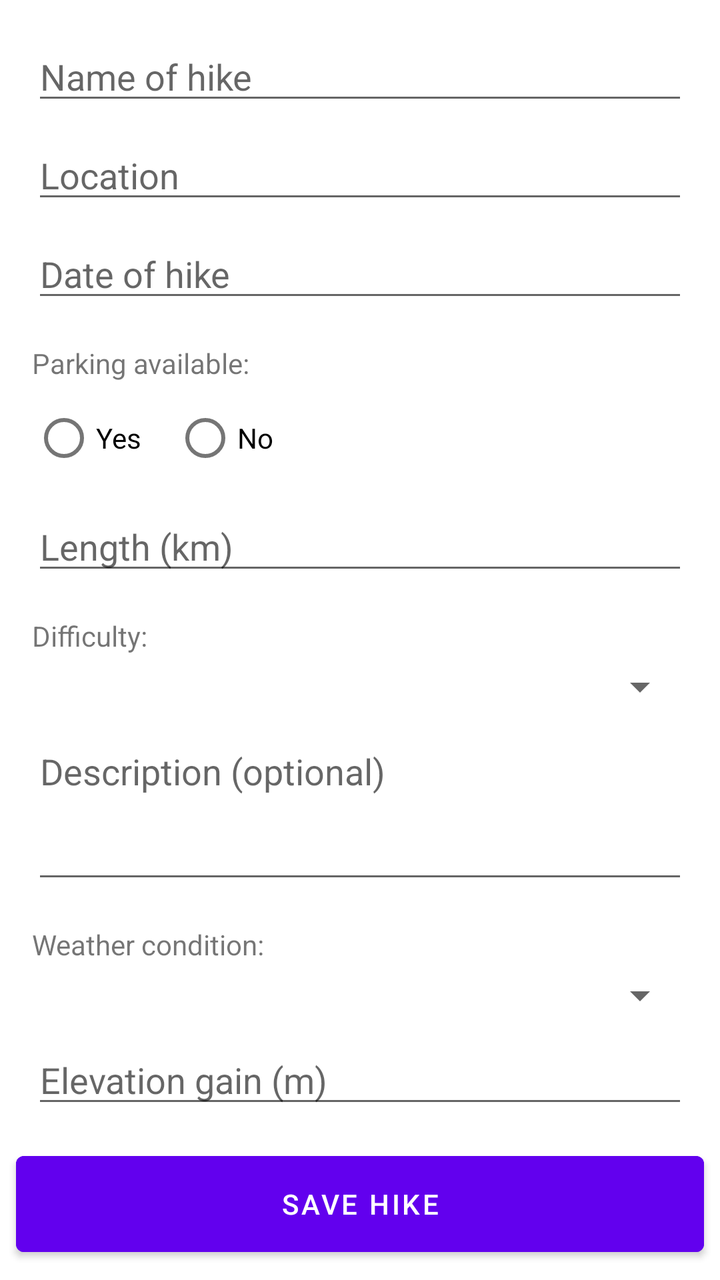
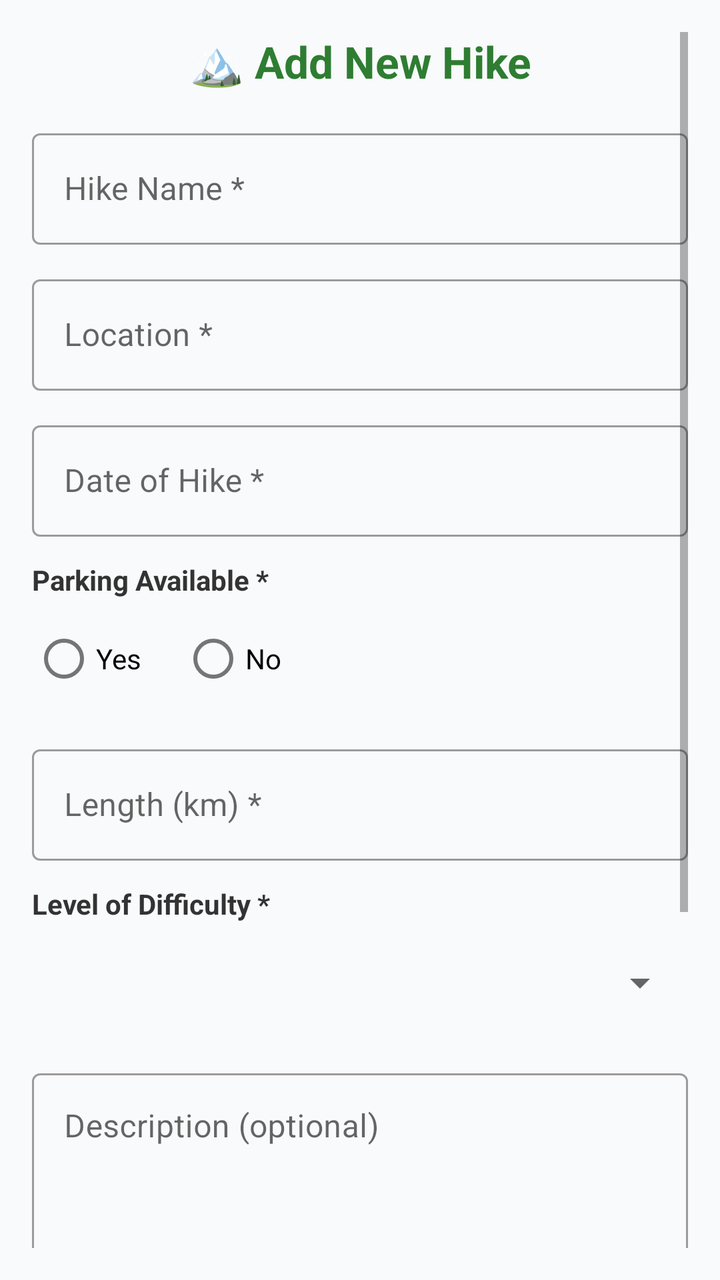

The first picture is an Android layout as it rendered before a commit; the second is the same layout after the commit. The layout source and the unified diff follow.
<!-- AndroidManifest.xml: application theme Theme.MHike -->
<!-- res/layout/activity_add_hike.xml -->
<?xml version="1.0" encoding="utf-8"?>
<FrameLayout xmlns:android="http://schemas.android.com/apk/res/android"
    xmlns:tools="http://schemas.android.com/tools"
    android:layout_width="match_parent"
    android:layout_height="match_parent"
    tools:context=".AddHikeActivity">

    
    <ScrollView
        android:layout_width="match_parent"
        android:layout_height="match_parent"
        android:fillViewport="true"
        android:layout_marginBottom="70dp"
        android:padding="16dp">

        <LinearLayout
            android:orientation="vertical"
            android:layout_width="match_parent"
            android:layout_height="wrap_content">

            
            <EditText
                android:id="@+id/etName"
                android:layout_width="match_parent"
                android:layout_height="wrap_content"
                android:layout_marginBottom="8dp"
                android:hint="@string/hike_name"
                android:autofillHints="name"
                android:inputType="textPersonName" />

            
            <EditText
                android:id="@+id/etLocation"
                android:layout_width="match_parent"
                android:layout_height="wrap_content"
                android:layout_marginBottom="8dp"
                android:hint="@string/location"
                android:autofillHints="postal_address"
                android:inputType="textPostalAddress" />

            
            <EditText
                android:id="@+id/etDate"
                android:layout_width="match_parent"
                android:layout_height="wrap_content"
                android:layout_marginBottom="8dp"
                android:hint="@string/date_of_hike"
                android:autofillHints="birthDate"
                android:inputType="date"
                android:focusable="false"
                android:focusableInTouchMode="true"
                android:clickable="true" />

            
            <TextView
                android:layout_width="wrap_content"
                android:layout_height="wrap_content"
                android:text="@string/parking_available"
                android:layout_marginTop="8dp"
                android:layout_marginBottom="4dp" />

            <RadioGroup
                android:id="@+id/rgParking"
                android:orientation="horizontal"
                android:layout_width="match_parent"
                android:layout_height="wrap_content"
                android:layout_marginBottom="8dp">

                <RadioButton
                    android:id="@+id/rbYes"
                    android:layout_width="wrap_content"
                    android:layout_height="wrap_content"
                    android:layout_marginEnd="16dp"
                    android:text="@string/yes" />

                <RadioButton
                    android:id="@+id/rbNo"
                    android:layout_width="wrap_content"
                    android:layout_height="wrap_content"
                    android:text="@string/no" />
            </RadioGroup>

            
            <EditText
                android:id="@+id/etLength"
                android:layout_width="match_parent"
                android:layout_height="wrap_content"
                android:layout_marginBottom="8dp"
                android:hint="@string/length_km"
                android:autofillHints="distance"
                android:inputType="numberDecimal" />

            
            <TextView
                android:layout_width="wrap_content"
                android:layout_height="wrap_content"
                android:text="@string/difficulty"
                android:layout_marginTop="8dp"
                android:layout_marginBottom="4dp" />

            <Spinner
                android:id="@+id/spDifficulty"
                android:layout_width="match_parent"
                android:layout_height="wrap_content"
                android:layout_marginBottom="8dp" />

            
            <EditText
                android:id="@+id/etDescription"
                android:layout_width="match_parent"
                android:layout_height="wrap_content"
                android:layout_marginBottom="8dp"
                android:hint="@string/description_optional"
                android:autofillHints="none"
                android:inputType="textMultiLine"
                android:minLines="3"
                android:gravity="top" />

            
            <TextView
                android:layout_width="wrap_content"
                android:layout_height="wrap_content"
                android:text="@string/weather_condition"
                android:layout_marginTop="8dp"
                android:layout_marginBottom="4dp" />

            <Spinner
                android:id="@+id/spWeather"
                android:layout_width="match_parent"
                android:layout_height="wrap_content"
                android:layout_marginBottom="8dp" />

            
            <EditText
                android:id="@+id/etElevation"
                android:layout_width="match_parent"
                android:layout_height="wrap_content"
                android:layout_marginBottom="8dp"
                android:hint="@string/elevation_gain"
                android:autofillHints="elevation"
                android:inputType="number" />

        </LinearLayout>
    </ScrollView>

    
    <Button
        android:id="@+id/btnSave"
        android:layout_width="match_parent"
        android:layout_height="60dp"
        android:text="@string/save_hike"
        android:layout_gravity="bottom"
        android:backgroundTint="@color/purple_500"
        android:textColor="@android:color/white"
        android:textAllCaps="true"
        android:elevation="5dp"
        android:layout_margin="8dp" />
    <Button
        android:id="@+id/btnSearch"
        android:layout_width="0dp"
        android:layout_weight="1"
        android:layout_height="wrap_content"
        android:text="🔍 SEARCH" />

</FrameLayout>
<!-- resources referenced by this layout -->
<resources>
  <color name="purple_500">#FF6200EE</color>
  <string name="date_of_hike">Date of hike</string>
  <string name="description_optional">Description (optional)</string>
  <string name="difficulty">Difficulty:</string>
  <string name="elevation_gain">Elevation gain (m)</string>
  <string name="hike_name">Name of hike</string>
  <string name="length_km">Length (km)</string>
  <string name="location">Location</string>
  <string name="no">No</string>
  <string name="parking_available">Parking available:</string>
  <string name="save_hike">Save Hike</string>
  <string name="weather_condition">Weather condition:</string>
  <string name="yes">Yes</string>
  <style name="Theme.MHike" parent="Theme.MaterialComponents.DayNight.DarkActionBar">
          
          <item name="colorPrimary">@color/purple_500</item>
          <item name="colorPrimaryVariant">@color/purple_700</item>
          <item name="colorOnPrimary">@color/white</item>
          
          <item name="colorSecondary">@color/teal_200</item>
          <item name="colorSecondaryVariant">@color/teal_700</item>
          <item name="colorOnSecondary">@color/black</item>
          
          <item name="android:statusBarColor">?attr/colorPrimaryVariant</item>
          
      </style>
  <color name="purple_700">#FF3700B3</color>
  <color name="white">#FFFFFFFF</color>
  <color name="teal_200">#FF03DAC5</color>
  <color name="teal_700">#FF018786</color>
  <color name="black">#FF000000</color>
</resources>

<!-- the commit's change to res/layout/activity_add_hike.xml (unified diff, before → after) -->
@@ -1,165 +1,197 @@
 <?xml version="1.0" encoding="utf-8"?>
-<FrameLayout xmlns:android="http://schemas.android.com/apk/res/android"
+<ScrollView xmlns:android="http://schemas.android.com/apk/res/android"
+    xmlns:app="http://schemas.android.com/apk/res-auto"
     xmlns:tools="http://schemas.android.com/tools"
     android:layout_width="match_parent"
     android:layout_height="match_parent"
+    android:padding="16dp"
+    android:background="#F9FAFB"
     tools:context=".AddHikeActivity">
 
-    
-    <ScrollView
+    <LinearLayout
+        android:orientation="vertical"
         android:layout_width="match_parent"
-        android:layout_height="match_parent"
-        android:fillViewport="true"
-        android:layout_marginBottom="70dp"
-        android:padding="16dp">
+        android:layout_height="wrap_content">
 
-        <LinearLayout
-            android:orientation="vertical"
+        
+        <TextView
             android:layout_width="match_parent"
-            android:layout_height="wrap_content">
+            android:layout_height="wrap_content"
+            android:text="🏔 Add New Hike"
+            android:textSize="22sp"
+            android:textStyle="bold"
+            android:textColor="#2E7D32"
+            android:gravity="center"
+            android:layout_marginBottom="16dp" />
 
-            
-            <EditText
+        
+        <com.google.android.material.textfield.TextInputLayout
+            style="@style/Widget.MaterialComponents.TextInputLayout.OutlinedBox"
+            android:layout_width="match_parent"
+            android:layout_height="wrap_content"
+            android:hint="Hike Name *"
+            android:layout_marginBottom="12dp">
+
+            <com.google.android.material.textfield.TextInputEditText
                 android:id="@+id/etName"
                 android:layout_width="match_parent"
                 android:layout_height="wrap_content"
-                android:layout_marginBottom="8dp"
-                android:hint="@string/hike_name"
-                android:autofillHints="name"
-                android:inputType="textPersonName" />
+                android:inputType="textCapWords" />
+        </com.google.android.material.textfield.TextInputLayout>
 
-            
-            <EditText
+        
+        <com.google.android.material.textfield.TextInputLayout
+            style="@style/Widget.MaterialComponents.TextInputLayout.OutlinedBox"
+            android:layout_width="match_parent"
+            android:layout_height="wrap_content"
+            android:hint="Location *"
+            android:layout_marginBottom="12dp">
+
+            <com.google.android.material.textfield.TextInputEditText
                 android:id="@+id/etLocation"
                 android:layout_width="match_parent"
                 android:layout_height="wrap_content"
-                android:layout_marginBottom="8dp"
-                android:hint="@string/location"
-                android:autofillHints="postal_address"
-                android:inputType="textPostalAddress" />
+                android:inputType="textCapWords" />
+        </com.google.android.material.textfield.TextInputLayout>
 
-            
-            <EditText
+        
+        <com.google.android.material.textfield.TextInputLayout
+            style="@style/Widget.MaterialComponents.TextInputLayout.OutlinedBox"
+            android:layout_width="match_parent"
+            android:layout_height="wrap_content"
+            android:hint="Date of Hike *"
+            android:layout_marginBottom="12dp">
+
+            <com.google.android.material.textfield.TextInputEditText
                 android:id="@+id/etDate"
                 android:layout_width="match_parent"
                 android:layout_height="wrap_content"
-                android:layout_marginBottom="8dp"
-                android:hint="@string/date_of_hike"
-                android:autofillHints="birthDate"
-                android:inputType="date"
                 android:focusable="false"
-                android:focusableInTouchMode="true"
-                android:clickable="true" />
+                android:clickable="true"
+                android:inputType="none" />
+        </com.google.android.material.textfield.TextInputLayout>
 
-            
-            <TextView
+        
+        <TextView
+            android:layout_width="wrap_content"
+            android:layout_height="wrap_content"
+            android:text="Parking Available *"
+            android:textStyle="bold"
+            android:textColor="#333"
+            android:layout_marginBottom="6dp" />
+
+        <RadioGroup
+            android:id="@+id/rgParking"
+            android:orientation="horizontal"
+            android:layout_width="match_parent"
+            android:layout_height="wrap_content"
+            android:layout_marginBottom="16dp">
+
+            <RadioButton
+                android:id="@+id/rbYes"
                 android:layout_width="wrap_content"
                 android:layout_height="wrap_content"
-                android:text="@string/parking_available"
-                android:layout_marginTop="8dp"
-                android:layout_marginBottom="4dp" />
+                android:text="Yes"
+                android:layout_marginEnd="20dp" />
 
-            <RadioGroup
-                android:id="@+id/rgParking"
-                android:orientation="horizontal"
-                android:layout_width="match_parent"
+            <RadioButton
+                android:id="@+id/rbNo"
+                android:layout_width="wrap_content"
                 android:layout_height="wrap_content"
-                android:layout_marginBottom="8dp">
+                android:text="No" />
+        </RadioGroup>
 
-                <RadioButton
-                    android:id="@+id/rbYes"
-                    android:layout_width="wrap_content"
-                    android:layout_height="wrap_content"
-                    android:layout_marginEnd="16dp"
-                    android:text="@string/yes" />
+        
+        <com.google.android.material.textfield.TextInputLayout
+            style="@style/Widget.MaterialComponents.TextInputLayout.OutlinedBox"
+            android:layout_width="match_parent"
+            android:layout_height="wrap_content"
+            android:hint="Length (km) *"
+            android:layout_marginBottom="12dp">
 
-                <RadioButton
-                    android:id="@+id/rbNo"
-                    android:layout_width="wrap_content"
-                    android:layout_height="wrap_content"
-                    android:text="@string/no" />
-            </RadioGroup>
-
-            
-            <EditText
+            <com.google.android.material.textfield.TextInputEditText
                 android:id="@+id/etLength"
                 android:layout_width="match_parent"
                 android:layout_height="wrap_content"
-                android:layout_marginBottom="8dp"
-                android:hint="@string/length_km"
-                android:autofillHints="distance"
                 android:inputType="numberDecimal" />
+        </com.google.android.material.textfield.TextInputLayout>
 
-            
-            <TextView
-                android:layout_width="wrap_content"
-                android:layout_height="wrap_content"
-                android:text="@string/difficulty"
-                android:layout_marginTop="8dp"
-                android:layout_marginBottom="4dp" />
+        
+        <TextView
+            android:layout_width="wrap_content"
+            android:layout_height="wrap_content"
+            android:text="Level of Difficulty *"
+            android:textStyle="bold"
+            android:textColor="#333"
+            android:layout_marginBottom="6dp" />
 
-            <Spinner
-                android:id="@+id/spDifficulty"
-                android:layout_width="match_parent"
-                android:layout_height="wrap_content"
-                android:layout_marginBottom="8dp" />
+        <Spinner
+            android:id="@+id/spDifficulty"
+            android:layout_width="match_parent"
+            android:layout_height="48dp"
+            android:paddingHorizontal="8dp"
+            android:layout_marginBottom="16dp" />
 
-            
-            <EditText
+        
+        <com.google.android.material.textfield.TextInputLayout
+            style="@style/Widget.MaterialComponents.TextInputLayout.OutlinedBox"
+            android:layout_width="match_parent"
+            android:layout_height="wrap_content"
+            android:hint="Description (optional)"
+            android:layout_marginBottom="12dp">
+
+            <com.google.android.material.textfield.TextInputEditText
                 android:id="@+id/etDescription"
                 android:layout_width="match_parent"
                 android:layout_height="wrap_content"
-                android:layout_marginBottom="8dp"
-                android:hint="@string/description_optional"
-                android:autofillHints="none"
                 android:inputType="textMultiLine"
                 android:minLines="3"
                 android:gravity="top" />
+        </com.google.android.material.textfield.TextInputLayout>
 
-            
-            <TextView
-                android:layout_width="wrap_content"
-                android:layout_height="wrap_content"
-                android:text="@string/weather_condition"
-                android:layout_marginTop="8dp"
-                android:layout_marginBottom="4dp" />
+        
+        <TextView
+            android:layout_width="wrap_content"
+            android:layout_height="wrap_content"
+            android:text="Weather Condition"
+            android:textStyle="bold"
+            android:textColor="#333"
+            android:layout_marginBottom="6dp" />
 
-            <Spinner
-                android:id="@+id/spWeather"
-                android:layout_width="match_parent"
-                android:layout_height="wrap_content"
-                android:layout_marginBottom="8dp" />
+        <Spinner
+            android:id="@+id/spWeather"
+            android:layout_width="match_parent"
+            android:layout_height="48dp"
+            android:paddingHorizontal="8dp"
+            android:layout_marginBottom="16dp" />
 
-            
-            <EditText
+        
+        <com.google.android.material.textfield.TextInputLayout
+            style="@style/Widget.MaterialComponents.TextInputLayout.OutlinedBox"
+            android:layout_width="match_parent"
+            android:layout_height="wrap_content"
+            android:hint="Elevation Gain (m)"
+            android:layout_marginBottom="20dp">
+
+            <com.google.android.material.textfield.TextInputEditText
                 android:id="@+id/etElevation"
                 android:layout_width="match_parent"
                 android:layout_height="wrap_content"
-                android:layout_marginBottom="8dp"
-                android:hint="@string/elevation_gain"
-                android:autofillHints="elevation"
                 android:inputType="number" />
+        </com.google.android.material.textfield.TextInputLayout>
 
-        </LinearLayout>
-    </ScrollView>
+        
+        <com.google.android.material.button.MaterialButton
+            android:id="@+id/btnSave"
+            android:layout_width="match_parent"
+            android:layout_height="wrap_content"
+            android:text="Save Hike"
+            android:textAllCaps="true"
+            android:textColor="@android:color/white"
+            app:backgroundTint="#4CAF50"
+            android:layout_marginTop="8dp"
+            android:layout_marginBottom="16dp"
+            android:elevation="4dp" />
 
-    
-    <Button
-        android:id="@+id/btnSave"
-        android:layout_width="match_parent"
-        android:layout_height="60dp"
-        android:text="@string/save_hike"
-        android:layout_gravity="bottom"
-        android:backgroundTint="@color/purple_500"
-        android:textColor="@android:color/white"
-        android:textAllCaps="true"
-        android:elevation="5dp"
-        android:layout_margin="8dp" />
-    <Button
-        android:id="@+id/btnSearch"
-        android:layout_width="0dp"
-        android:layout_weight="1"
-        android:layout_height="wrap_content"
-        android:text="🔍 SEARCH" />
-
-</FrameLayout>
+    </LinearLayout>
+</ScrollView>
<!-- resource entries referenced after the edit -->
@@ -1,20 +1,9 @@
 <!-- resources referenced by this layout -->
 <resources>
   <color name="purple_500">#FF6200EE</color>
-  <string name="date_of_hike">Date of hike</string>
-  <string name="description_optional">Description (optional)</string>
-  <string name="difficulty">Difficulty:</string>
-  <string name="elevation_gain">Elevation gain (m)</string>
-  <string name="hike_name">Name of hike</string>
-  <string name="length_km">Length (km)</string>
-  <string name="location">Location</string>
-  <string name="no">No</string>
-  <string name="parking_available">Parking available:</string>
-  <string name="save_hike">Save Hike</string>
-  <string name="weather_condition">Weather condition:</string>
-  <string name="yes">Yes</string>
-  <style name="Theme.MHike" parent="Theme.MaterialComponents.DayNight.DarkActionBar">
-          
+  <style name="Theme.MHike" parent="Theme.MaterialComponents.DayNight.NoActionBar">
+  
+      
           <item name="colorPrimary">@color/purple_500</item>
           <item name="colorPrimaryVariant">@color/purple_700</item>
           <item name="colorOnPrimary">@color/white</item>
